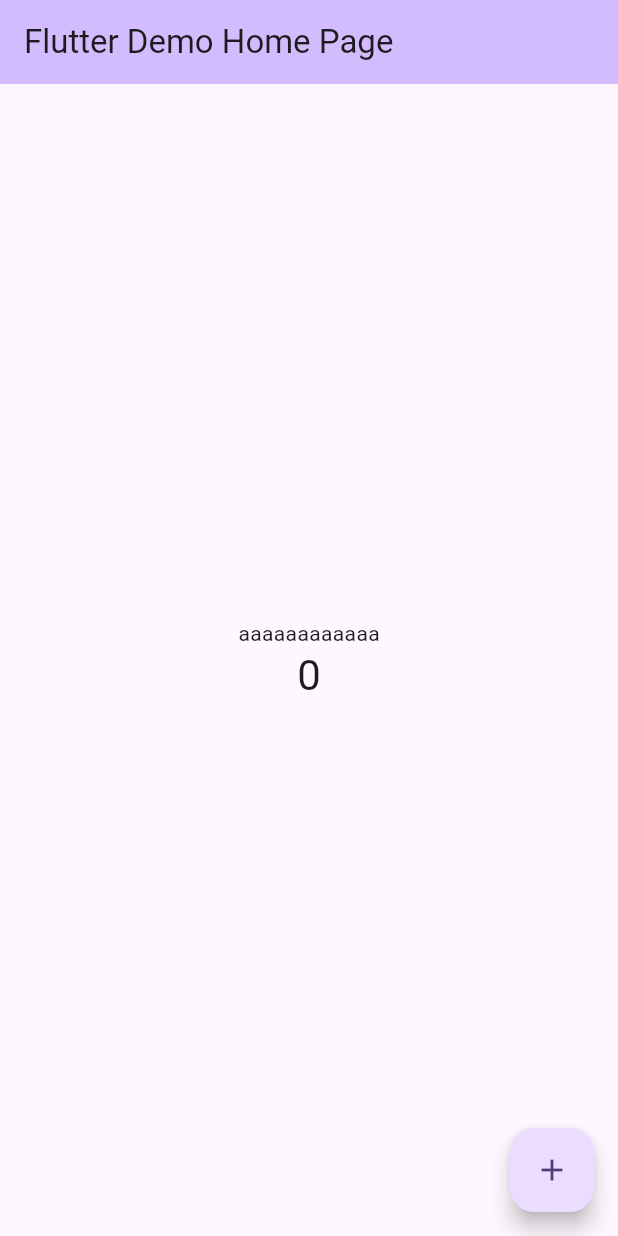
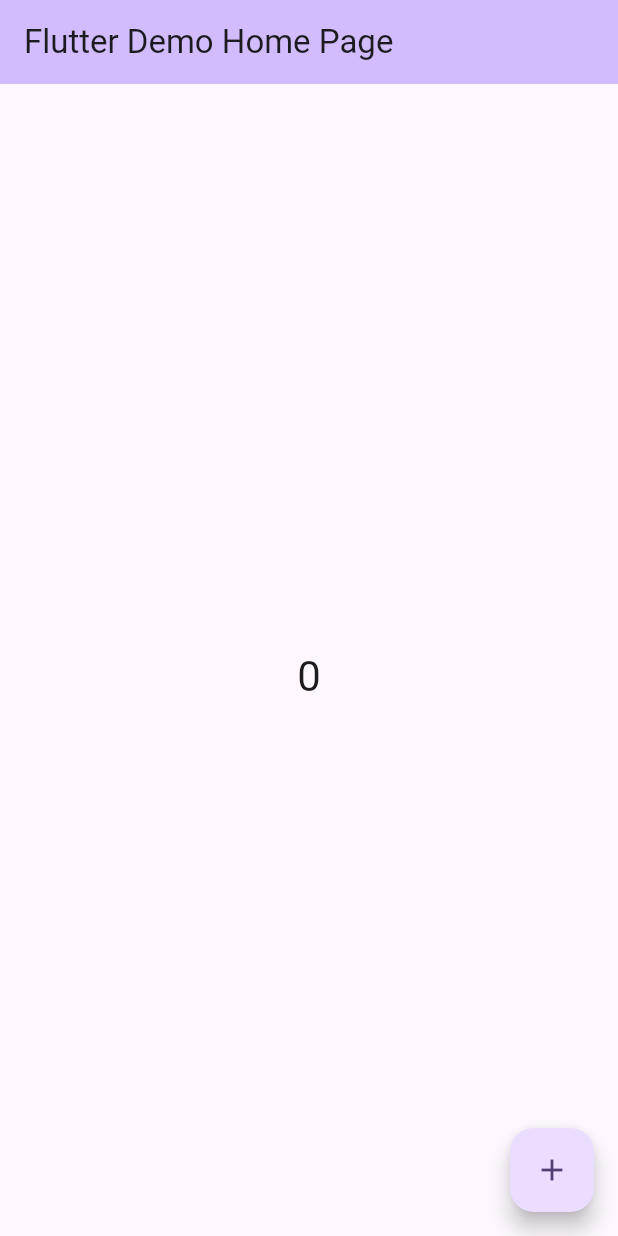
Before and after one commit to moniquedmendes/imc, a Flutter app: the screen it shows after launch, on a phone screen of 412 x 824 dp. Run offline on Flutter 3.47's test engine with Material 3 defaults, Android fonts, the phone set to English and light mode, and no system bars.

Commit message:
Update main.dart

```diff
--- a/lib/main.dart
+++ b/lib/main.dart
@@ -106,7 +106,7 @@ class _MyHomePageState extends State<MyHomePage> {
           mainAxisAlignment: MainAxisAlignment.center,
           children: <Widget>[
             const Text(
-              'aaaaaaaaaaaa',
+              '',
             ),
             Text(
               '$_counter',
```
